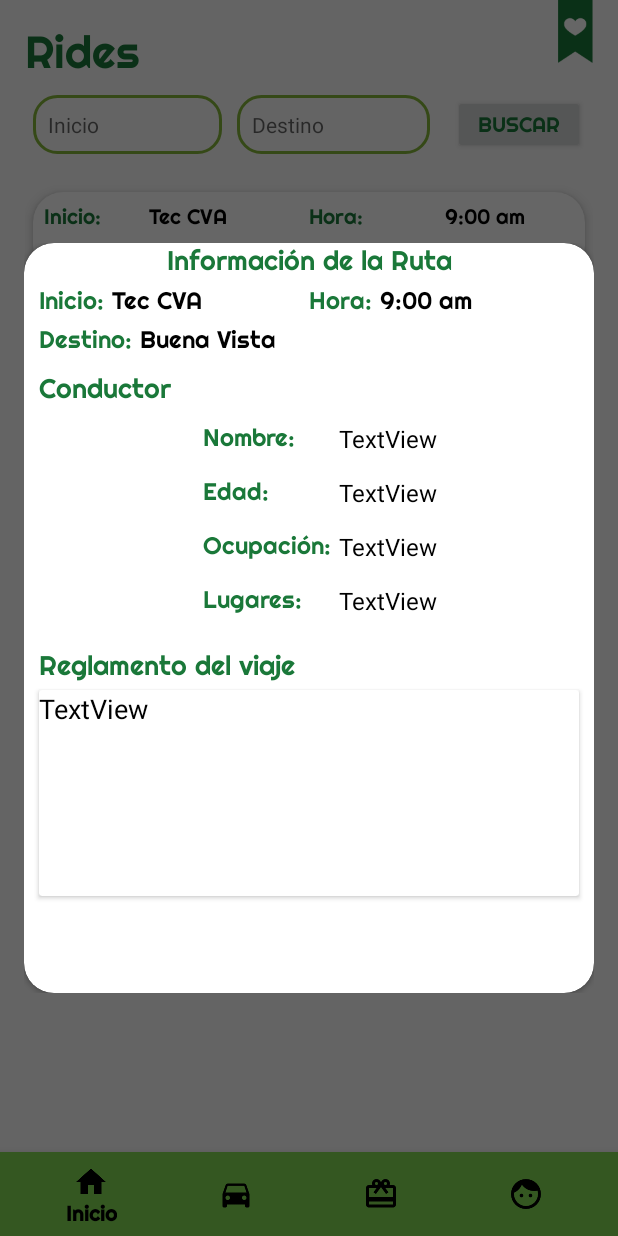
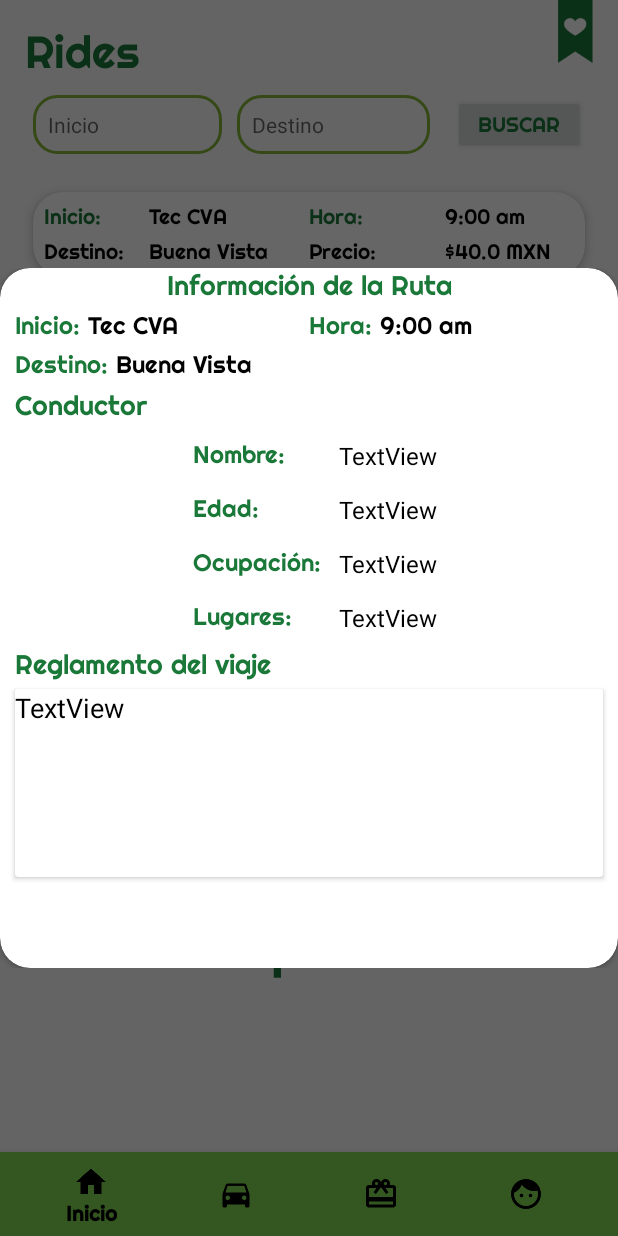
Before and after one commit to Hana897TRX/TecPool, an Android app: the RidesActivity screen opened through its navigation route, after a tap on "Inicio:", on a phone screen of 412 x 824 dp. Run offline under Robolectric (Android 15) with nearby library versions, the light colour scheme and no system bars; our stand-ins replace navigation-ui.

Commit message:
- Avance Ruta Pop Up

```diff
--- a/LumaApp/app/src/main/res/layout/info_ruta_pop.xml
+++ b/LumaApp/app/src/main/res/layout/info_ruta_pop.xml
@@ -7,8 +7,8 @@
     android:orientation="vertical">
 
     <androidx.cardview.widget.CardView
-        android:layout_width="380dp"
-        android:layout_height="500dp"
+        android:layout_width="match_parent"
+        android:layout_height="match_parent"
         app:cardCornerRadius="20dp">
 
         <androidx.constraintlayout.widget.ConstraintLayout
```
